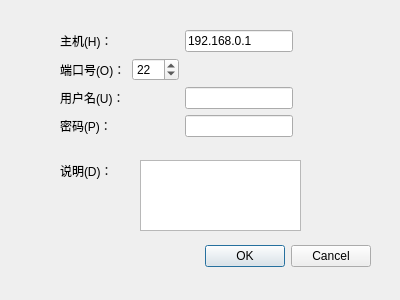
H-tao/Penguin, file WindowsClient/shh_UI/newconnection.ui: the form before one commit.
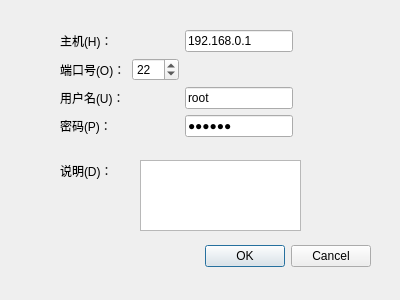
The form after the commit.

What changed in the file:
```diff
--- a/WindowsClient/shh_UI/newconnection.ui
+++ b/WindowsClient/shh_UI/newconnection.ui
@@ -169,7 +169,11 @@
        </spacer>
       </item>
       <item>
-       <widget class="QLineEdit" name="nameLineEdit"/>
+       <widget class="QLineEdit" name="nameLineEdit">
+        <property name="text">
+         <string>root</string>
+        </property>
+       </widget>
       </item>
      </layout>
     </item>
@@ -197,6 +201,9 @@
       </item>
       <item>
        <widget class="QLineEdit" name="protocolLineEdit">
+        <property name="text">
+         <string>123456</string>
+        </property>
         <property name="echoMode">
          <enum>QLineEdit::Password</enum>
         </property>
```
